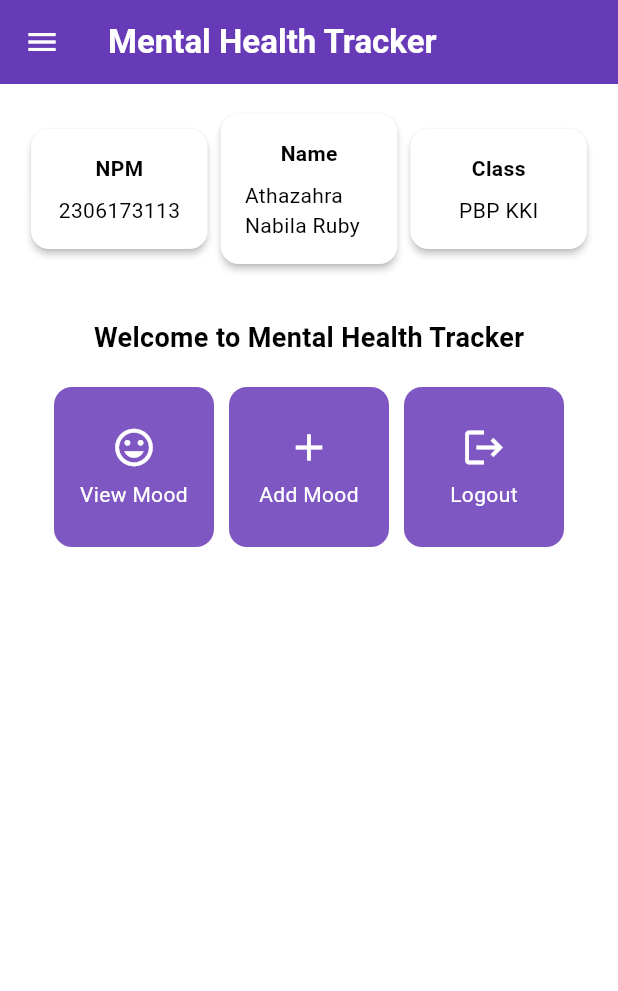
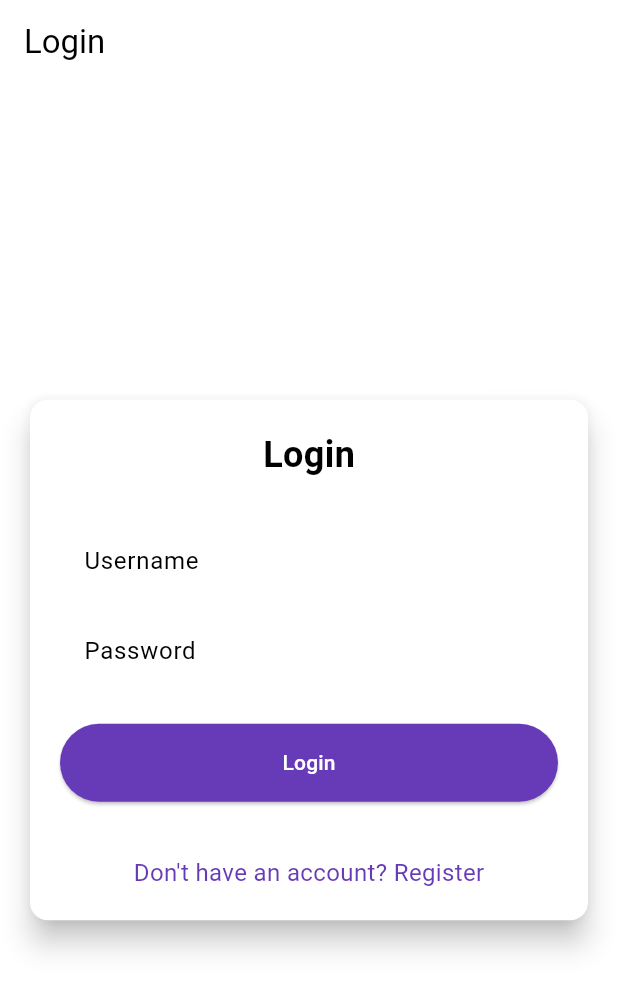
Before and after one commit to thataruby/mental-health-tracker-mobile, a Flutter app: the screen it shows after launch, on a phone screen of 412 x 824 dp. Shown: the top 991 px of the screen. Run offline on Flutter 3.47's test engine with Material 3 defaults, Android fonts, the phone set to English and light mode, and no system bars; missing offline and left inert: pbp_django_auth.

Commit message:
tutorial 8

```diff
--- a/lib/main.dart
+++ b/lib/main.dart
@@ -1,5 +1,8 @@
 import 'package:flutter/material.dart';
 import 'package:mental_health_tracker/screens/menu.dart';
+import 'package:pbp_django_auth/pbp_django_auth.dart';
+import 'package:provider/provider.dart';
+import 'package:mental_health_tracker/screens/login.dart';
 
 void main() {
   runApp(const MyApp());
@@ -8,33 +11,23 @@ void main() {
 class MyApp extends StatelessWidget {
   const MyApp({super.key});
 
-  // This widget is the root of your application.
   @override
   Widget build(BuildContext context) {
-    return MaterialApp(
-      title: 'Flutter Demo',
-      theme: ThemeData(
-        // This is the theme of your application.
-        //
-        // TRY THIS: Try running your application with "flutter run". You'll see
-        // the application has a purple toolbar. Then, without quitting the app,
-        // try changing the seedColor in the colorScheme below to Colors.green
-        // and then invoke "hot reload" (save your changes or press the "hot
-        // reload" button in a Flutter-supported IDE, or press "r" if you used
-        // the command line to start the app).
-        //
-        // Notice that the counter didn't reset back to zero; the application
-        // state is not lost during the reload. To reset the state, use hot
-        // restart instead.
-        //
-        // This works for code too, not just values: Most code changes can be
-        // tested with just a hot reload.
-        colorScheme: ColorScheme.fromSwatch(
-          primarySwatch: Colors.deepPurple,
-        ).copyWith(secondary: Colors.deepPurple[400]),
-        useMaterial3: true,
+    return Provider(
+      create: (_) {
+        CookieRequest request = CookieRequest();
+        return request;
+      },
+      child: MaterialApp(
+        title: 'Mental Health Tracker',
+        theme: ThemeData(
+          useMaterial3: true,
+          colorScheme: ColorScheme.fromSwatch(
+            primarySwatch: Colors.deepPurple,
+          ).copyWith(secondary: Colors.deepPurple[400]),
+        ),
+        home: LoginPage(),
       ),
-      home: MyHomePage(),
     );
   }
 }
--- /dev/null
+++ b/lib/screens/login.dart
@@ -0,0 +1,176 @@
+import 'package:mental_health_tracker/screens/menu.dart';
+import 'package:flutter/material.dart';
+import 'package:pbp_django_auth/pbp_django_auth.dart';
+import 'package:provider/provider.dart';
+import 'package:mental_health_tracker/screens/register.dart';
+
+void main() {
+  runApp(const LoginApp());
+}
+
+class LoginApp extends StatelessWidget {
+  const LoginApp({super.key});
+
+  @override
+  Widget build(BuildContext context) {
+    return MaterialApp(
+      title: 'Login',
+      theme: ThemeData(
+        useMaterial3: true,
+        colorScheme: ColorScheme.fromSwatch(
+          primarySwatch: Colors.deepPurple,
+        ).copyWith(secondary: Colors.deepPurple[400]),
+      ),
+      home: const LoginPage(),
+    );
+  }
+}
+
+class LoginPage extends StatefulWidget {
+  const LoginPage({super.key});
+
+  @override
+  State<LoginPage> createState() => _LoginPageState();
+}
+
+class _LoginPageState extends State<LoginPage> {
+  final TextEditingController _usernameController = TextEditingController();
+  final TextEditingController _passwordController = TextEditingController();
+
+  @override
+  Widget build(BuildContext context) {
+    final request = context.watch<CookieRequest>();
+
+    return Scaffold(
+      appBar: AppBar(
+        title: const Text('Login'),
+      ),
+      body: Center(
+        child: SingleChildScrollView(
+          padding: const EdgeInsets.all(16.0),
+          child: Card(
+            elevation: 8,
+            shape: RoundedRectangleBorder(
+              borderRadius: BorderRadius.circular(12.0),
+            ),
+            child: Padding(
+              padding: const EdgeInsets.all(20.0),
+              child: Column(
+                mainAxisSize: MainAxisSize.min,
+                children: [
+                  const Text(
+                    'Login',
+                    style: TextStyle(
+                      fontSize: 24.0,
+                      fontWeight: FontWeight.bold,
+                    ),
+                  ),
+                  const SizedBox(height: 30.0),
+                  TextField(
+                    controller: _usernameController,
+                    decoration: const InputDecoration(
+                      labelText: 'Username',
+                      hintText: 'Enter your username',
+                      border: OutlineInputBorder(
+                        borderRadius: BorderRadius.all(Radius.circular(12.0)),
+                      ),
+                      contentPadding:
+                          EdgeInsets.symmetric(horizontal: 12.0, vertical: 8.0),
+                    ),
+                  ),
+                  const SizedBox(height: 12.0),
+                  TextField(
+                    controller: _passwordController,
+                    decoration: const InputDecoration(
+                      labelText: 'Password',
+                      hintText: 'Enter your password',
+                      border: OutlineInputBorder(
+                        borderRadius: BorderRadius.all(Radius.circular(12.0)),
+                      ),
+                      contentPadding:
+                          EdgeInsets.symmetric(horizontal: 12.0, vertical: 8.0),
+                    ),
+                    obscureText: true,
+                  ),
+                  const SizedBox(height: 24.0),
+                  ElevatedButton(
+                    onPressed: () async {
+                      String username = _usernameController.text;
+                      String password = _passwordController.text;
+
+                      final response =
+                          await request.login("http://localhost:8000/auth/login/", {
+                        'username': username,
+                        'password': password,
+                      });
+
+                      if (request.loggedIn) {
+                        String message = response['message'];
+                        String uname = response['username'];
+                        if (context.mounted) {
+                          Navigator.pushReplacement(
+                            context,
+                            MaterialPageRoute(
+                                builder: (context) => MyHomePage()),
+                          );
+                          ScaffoldMessenger.of(context)
+                            ..hideCurrentSnackBar()
+                            ..showSnackBar(
+                              SnackBar(
+                                  content: Text("$message Welcome, $uname.")),
+                            );
+                        }
+                      } else {
+                        if (context.mounted) {
+                          showDialog(
+                            context: context,
+                            builder: (context) => AlertDialog(
+                              title: const Text('Login Failed'),
+                              content: Text(response['message']),
+                              actions: [
+                                TextButton(
+                                  child: const Text('OK'),
+                                  onPressed: () {
+                                    Navigator.pop(context);
+                                  },
+                                ),
+                              ],
+                            ),
+                          );
+                        }
+                      }
+                    },
+                    style: ElevatedButton.styleFrom(
+                      foregroundColor: Colors.white,
+                      minimumSize: Size(double.infinity, 50),
+                      backgroundColor: Theme.of(context).colorScheme.primary,
+                      padding: const EdgeInsets.symmetric(vertical: 16.0),
+                    ),
+                    child: const Text('Login'),
+                  ),
+                  const SizedBox(height: 36.0),
+                  GestureDetector(
+                    onTap: () {
+                      Navigator.push(
+                        context,
+                        MaterialPageRoute(
+                            builder: (context) => const RegisterPage()),
+                      );
+                    },
+                    child: Text(
+                      'Don\'t have an account? Register',
+                      style: TextStyle(
+                        color: Theme.of(context).colorScheme.primary,
+                        fontSize: 16.0,
+                      ),
+                    ),
+                  ),
+                ],
+              ),
+            ),
+          ),
+        ),
+      ),
+    );
+  }
+}
--- a/lib/screens/menu.dart
+++ b/lib/screens/menu.dart
@@ -2,6 +2,7 @@ import 'package:flutter/material.dart';
 import 'package:mental_health_tracker/widgets/left_drawer.dart';
 import 'package:mental_health_tracker/screens/moodentry_form.dart';
 import 'package:mental_health_tracker/widgets/mood_card.dart';
+import 'package:mental_health_tracker/screens/list_moodentry.dart';
 
 
 class MyHomePage extends StatelessWidget {
@@ -131,71 +132,3 @@ class InfoCard extends StatelessWidget {
     );
   }
 }
-
-class ItemHomepage {
-  final String name;
-  final IconData icon;
-
-  ItemHomepage(this.name, this.icon);
-}
-
-class ItemCard extends StatelessWidget {
-  // Display the card with an icon and name.
-
-  final ItemHomepage item;
-
-  const ItemCard(this.item, {super.key});
-
-  @override
-  Widget build(BuildContext context) {
-    return Material(
-      // Specify the background color of the application theme.
-      color: Theme.of(context).colorScheme.secondary,
-      // Round the card border.
-      borderRadius: BorderRadius.circular(12),
-
-      child: InkWell(
-        // Touch-responsive area
-        onTap: () {
-          // Show SnackBar when clicked
-          ScaffoldMessenger.of(context)
-            ..hideCurrentSnackBar()
-            ..showSnackBar(SnackBar(
-                content: Text("You pressed the ${item.name} button!")));
-
-          // Navigate to the appropriate route (depending on the button type)
-          if (item.name == "Add Mood") {
-            Navigator.push(
-              context,
-              MaterialPageRoute(builder: (context) => const MoodEntryFormPage()),
-            );
-          }
-        },
-
-        // Container to store the Icon and Text
-        child: Container(
-          padding: const EdgeInsets.all(8),
-          child: Center(
-            child: Column(
-              // Place the Icon and Text in the center of the card.
-              mainAxisAlignment: MainAxisAlignment.center,
-              children: [
-                Icon(
-                  item.icon,
-                  color: Colors.white,
-                  size: 30.0,
-                ),
-                const Padding(padding: EdgeInsets.all(3)),
-                Text(
-                  item.name,
-                  textAlign: TextAlign.center,
-                  style: const TextStyle(color: Colors.white),
-                ),
-              ],
-            ),
-          ),
-        ),
-      ),
-    );
-  }
-}
--- a/pubspec.yaml
+++ b/pubspec.yaml
@@ -35,6 +35,9 @@ dependencies:
   # The following adds the Cupertino Icons font to your application.
   # Use with the CupertinoIcons class for iOS style icons.
   cupertino_icons: ^1.0.8
+  provider: ^6.1.2
+  pbp_django_auth: ^0.4.0
+  http: ^1.2.2
 
 dev_dependencies:
   flutter_test:
```
Also changed, not shown: lib/models/mood_entry.dart (added, +65 -0 lines), lib/screens/list_moodentry.dart (added, +88 -0 lines), lib/screens/moodentry_form.dart (+33 -28 lines), lib/screens/register.dart (added, +166 -0 lines), lib/widgets/left_drawer.dart (+8 -7 lines), lib/widgets/mood_card.dart (+36 -2 lines), pubspec.lock, 8 other files.
